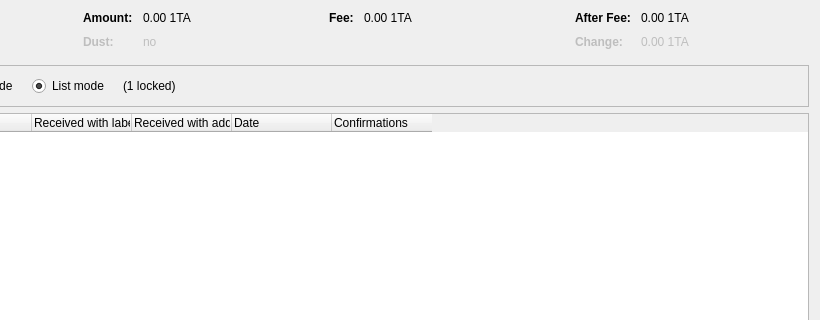
minblock/motherofweeddaycoin, file src/qt/forms/coincontroldialog.ui: the form before one commit; both pictures show x 180 to 1000 and y 0 to 320 of the 1000 by 500 pixel window.
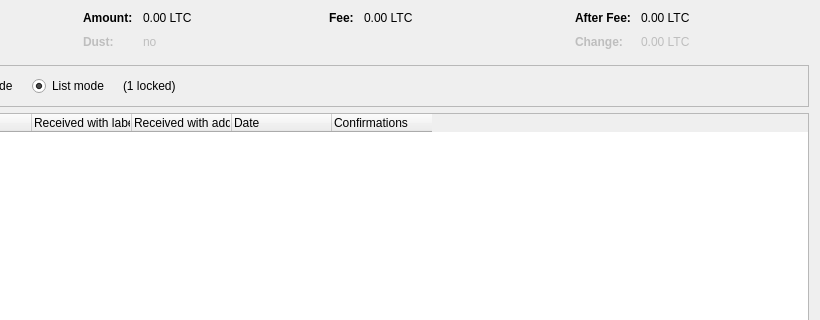
The form after the commit. Custom widgets are drawn as their Qt base class.

Patch:
```diff
--- a/src/qt/forms/coincontroldialog.ui
+++ b/src/qt/forms/coincontroldialog.ui
@@ -132,7 +132,7 @@
           <enum>Qt::ActionsContextMenu</enum>
          </property>
          <property name="text">
-          <string notr="true">0.00 1TA</string>
+          <string notr="true">0.00 LTC</string>
          </property>
          <property name="textInteractionFlags">
           <set>Qt::LinksAccessibleByMouse|Qt::TextSelectableByKeyboard|Qt::TextSelectableByMouse</set>
@@ -212,7 +212,7 @@
           <enum>Qt::ActionsContextMenu</enum>
          </property>
          <property name="text">
-          <string notr="true">0.00 1TA</string>
+          <string notr="true">0.00 LTC</string>
          </property>
          <property name="textInteractionFlags">
           <set>Qt::LinksAccessibleByMouse|Qt::TextSelectableByKeyboard|Qt::TextSelectableByMouse</set>
@@ -257,7 +257,7 @@
           <enum>Qt::ActionsContextMenu</enum>
          </property>
          <property name="text">
-          <string notr="true">0.00 1TA</string>
+          <string notr="true">0.00 LTC</string>
          </property>
          <property name="textInteractionFlags">
           <set>Qt::LinksAccessibleByMouse|Qt::TextSelectableByKeyboard|Qt::TextSelectableByMouse</set>
@@ -292,7 +292,7 @@
           <enum>Qt::ActionsContextMenu</enum>
          </property>
          <property name="text">
-          <string notr="true">0.00 1TA</string>
+          <string notr="true">0.00 LTC</string>
          </property>
          <property name="textInteractionFlags">
           <set>Qt::LinksAccessibleByMouse|Qt::TextSelectableByKeyboard|Qt::TextSelectableByMouse</set>
```
